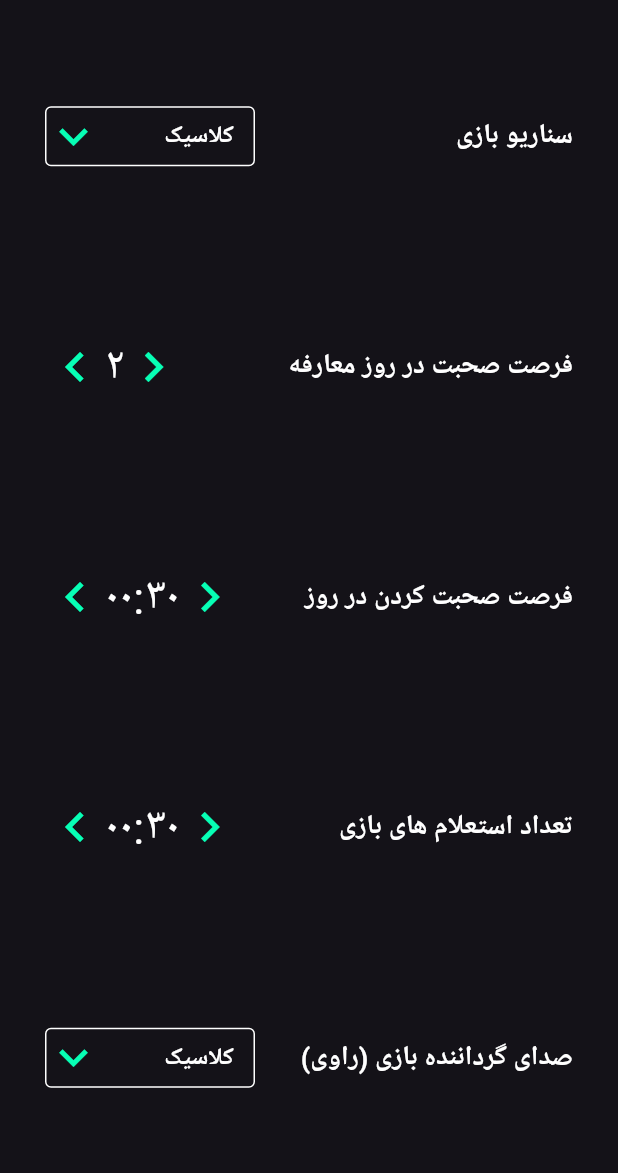
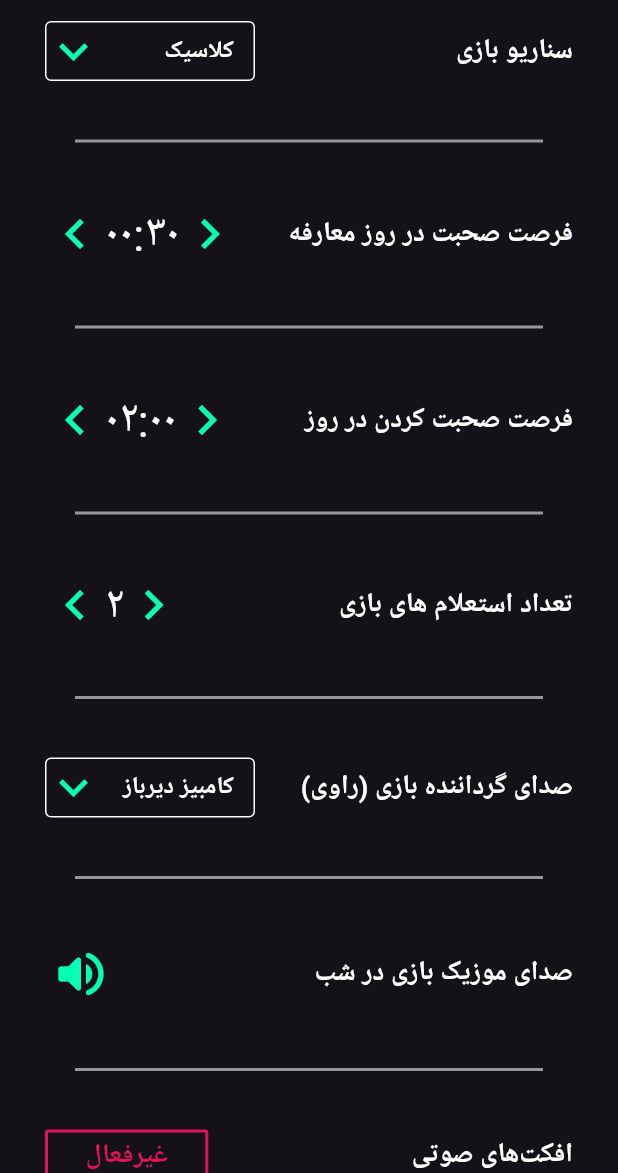
Before and after one commit to MHMDHSiN83/mafia_killer, a Flutter app: the GameSettingsPage screen opened by its route, on a phone screen of 412 x 824 dp, the part 63-1236 px from its top. Run offline on Flutter 3.47's test engine with Material 3 defaults, Android fonts, the light colour scheme and no system bars.

Commit message:
develop content of game-settings-page

```diff
--- a/lib/components/dropdownbox.dart
+++ b/lib/components/dropdownbox.dart
@@ -1,8 +1,8 @@
 import 'package:flutter/material.dart';
 
 class DropdownBox extends StatefulWidget {
-  DropdownBox(
-      {super.key,
+  DropdownBox({
+    super.key,
     required this.options,
     required this.onSelect,
     required this.selectedItem,
@@ -25,7 +25,8 @@ class _DropdownBoxState extends State<DropdownBox> {
       height: 40,
       child: DropdownButtonFormField<String>(
         value: widget.selectedItem,
-        onChanged: (String? selectedItem) => widget.onSelect(selectedItem, widget.varName),
+        onChanged: (String? selectedItem) =>
+            widget.onSelect(selectedItem, widget.varName),
         isExpanded: true,
         dropdownColor: Color(0xFF382E2E),
         decoration: const InputDecoration(
@@ -50,7 +51,9 @@ class _DropdownBoxState extends State<DropdownBox> {
               style: TextStyle(
                 color: Colors.white,
                 fontWeight: FontWeight.bold,
-                  fontSize: 16),
+                overflow: TextOverflow.ellipsis,
+                fontSize: 16,
+              ),
             ),
           );
         }).toList(),
--- /dev/null
+++ b/lib/components/my_divider.dart
@@ -0,0 +1,16 @@
+import 'package:flutter/material.dart';
+
+class MyDivider extends StatelessWidget {
+  const MyDivider({super.key});
+
+  @override
+  Widget build(BuildContext context) {
+    return const Divider(
+      height: 80,
+      thickness: 2,
+      indent: 20,
+      endIndent: 20,
+      color: Color(0xFF979797),
+    );
+  }
+}
--- a/lib/models/app_handler.dart
+++ b/lib/models/app_handler.dart
@@ -5,7 +5,31 @@ class AppHandler extends ChangeNotifier {
   // players page stuff
   List<Player> participants = [];
   List<Player> players = [Player('محمد'), Player('mamad'), Player('amin')];
-  List<String> scenarios = <String>['کلاسیک', 'پدرخوانده'];
+  List<String> _scenarios = <String>[
+    'کلاسیک',
+    'پدرخوانده',
+  ];
+  List<String> get scenarios => _scenarios;
+
+  List<String> _narrators = <String>[
+    'کامبیز دیرباز',
+    'محمدرضا علیمردانی',
+  ];
+  List<String> get narrators => _narrators;
+
+  Map<String, dynamic> _gameSettings = {
+    'scenario': 'کلاسیک',
+    'introTime': '00:30',
+    'mainSpeakTime': '02:00',
+    'inquiry': '2',
+    'narrator': 'کامبیز دیرباز',
+    'playMusic': true,
+    'soundEffect': true,
+  };
+  Map<String, dynamic> get gameSettings => _gameSettings;
+
+  bool playMusic = true;
+  String a = '2';
   void changePlayerStatus(Player player) {
     player.changeStatus();
     notifyListeners();
--- a/lib/pages/game_settings_page.dart
+++ b/lib/pages/game_settings_page.dart
@@ -1,4 +1,5 @@
 import 'package:flutter/material.dart';
+import 'package:mafia_killer/components/my_divider.dart';
 import 'package:mafia_killer/components/row_counterbox.dart';
 import 'package:mafia_killer/components/row_dropdownbox.dart';
 import 'package:mafia_killer/models/app_handler.dart';
@@ -12,33 +13,41 @@ class GameSettingsPage extends StatefulWidget {
 }
 
 class _GameSettingsPageState extends State<GameSettingsPage> {
-  var games = {'number1': 'کلاسیک', 'number2': '2', 'number3': '00:30'};
+  Map<String, dynamic> gameSettings = {};
+  AppHandler handler = AppHandler();
+  @override
+  void initState() {
+    AppHandler handler = context.read<AppHandler>();
+    gameSettings = handler.gameSettings;
+    super.initState();
+  }
 
   void _onItemSelected(String? selectedItem, String varName) {
     setState(() {
-      games[varName] = selectedItem!;
+      gameSettings[varName] = selectedItem!;
     });
   }
 
   void _increaseNumber(bool isTimer, String varName) {
     setState(() {
       if (isTimer) {
-        final List<String> splitted = games[varName]!.split(':');
+        final List<String> splitted = gameSettings[varName]!.split(':');
         int minutes = int.parse(splitted[0]);
         int seconds = int.parse(splitted[1]);
         if (minutes >= 9 && seconds >= 50) {
           return;
         }
         if (seconds >= 50) {
-          games[varName] = '0${minutes + 1}:00';
+          gameSettings[varName] = '0${minutes + 1}:00';
         } else {
-          games[varName] = '0$minutes:${seconds + 10}';
+          gameSettings[varName] = '0$minutes:${seconds + 10}';
         }
       } else {
-        if (games[varName] == '9') {
+        if (gameSettings[varName] == '9') {
           return;
         }
-        games[varName] = (int.parse(games[varName]!) + 1).toString();
+        gameSettings[varName] =
+            (int.parse(gameSettings[varName]!) + 1).toString();
       }
     });
   }
@@ -46,24 +55,25 @@ class _GameSettingsPageState extends State<GameSettingsPage> {
   void _decreaseNumber(bool isTimer, String varName) {
     setState(() {
       if (isTimer) {
-        final List<String> splitted = games[varName]!.split(':');
+        final List<String> splitted = gameSettings[varName]!.split(':');
         int minutes = int.parse(splitted[0]);
         int seconds = int.parse(splitted[1]);
         if (minutes <= 0 && seconds <= 10) {
           return;
         }
         if (seconds <= 0) {
-          games[varName] = '0${minutes - 1}:50';
+          gameSettings[varName] = '0${minutes - 1}:50';
         } else if (seconds <= 10) {
-          games[varName] = '0$minutes:${seconds - 10}0';
+          gameSettings[varName] = '0$minutes:${seconds - 10}0';
         } else {
-          games[varName] = '0$minutes:${seconds - 10}';
+          gameSettings[varName] = '0$minutes:${seconds - 10}';
         }
       } else {
-        if (games[varName] == '0') {
+        if (gameSettings[varName] == '0') {
           return;
         }
-        games[varName] = (int.parse(games[varName]!) - 1).toString();
+        gameSettings[varName] =
+            (int.parse(gameSettings[varName]!) - 1).toString();
       }
     });
   }
@@ -78,58 +88,120 @@ class _GameSettingsPageState extends State<GameSettingsPage> {
       ),
       body: Padding(
         padding: const EdgeInsets.symmetric(horizontal: 30),
-        child: Column(
+        child: ListView(
           children: [
-            Expanded(
-              flex: 1,
-              child: RowDropdownBox(
+            RowDropdownBox(
               title: 'سناریو بازی',
-                options: context.watch<AppHandler>().scenarios,
+              options: handler.scenarios,
               onSelect: _onItemSelected,
-                varName: 'number1',
+              varName: 'scenario',
             ),
-            ),
-            Expanded(
-              flex: 1,
-              child: RowCounterBox(
+            const MyDivider(),
+            RowCounterBox(
               title: 'فرصت صحبت در روز معارفه',
               increaseNumber: _increaseNumber,
               decreaseNumber: _decreaseNumber,
-                number: games['number2']!,
+              number: gameSettings['introTime']!,
               isTimer: true,
-                varName: 'number2',
+              varName: 'introTime',
             ),
-            ),
-            Expanded(
-              flex: 1,
-              child: RowCounterBox(
+            const MyDivider(),
+            RowCounterBox(
               title: 'فرصت صحبت کردن در روز',
               increaseNumber: _increaseNumber,
               decreaseNumber: _decreaseNumber,
-                number: games['number3']!,
+              number: gameSettings['mainSpeakTime']!,
               isTimer: true,
-                varName: 'number3',
+              varName: 'mainSpeakTime',
             ),
-            ),
-            Expanded(
-              flex: 1,
-              child: RowCounterBox(
+            const MyDivider(),
+            RowCounterBox(
               title: 'تعداد استعلام های بازی',
               increaseNumber: _increaseNumber,
               decreaseNumber: _decreaseNumber,
-                number: games['number3']!,
-                isTimer: true,
-                varName: 'number4',
+              number: gameSettings['inquiry']!,
+              isTimer: false,
+              varName: 'inquiry',
+            ),
+            const MyDivider(),
+            RowDropdownBox(
+              title: 'صدای گرداننده بازی (راوی)',
+              options: handler.narrators,
+              onSelect: _onItemSelected,
+              varName: 'narrator',
+            ),
+            const MyDivider(),
+            Row(
+              mainAxisAlignment: MainAxisAlignment.spaceBetween,
+              children: [
+                Text(
+                  'صدای موزیک بازی در شب',
+                  style: TextStyle(
+                    color: Colors.white,
+                    fontWeight: FontWeight.bold,
+                    fontSize: 18,
                   ),
                 ),
-            Expanded(
-              flex: 1,
-              child: RowDropdownBox(
-                title: 'صدای گرداننده بازی (راوی)',
-                options: context.watch<AppHandler>().scenarios,
-                onSelect: _onItemSelected,
-                varName: 'number1',
+                IconButton(
+                    onPressed: () {
+                      setState(() {
+                        gameSettings['playMusic'] = !gameSettings['playMusic'];
+                      });
+                    },
+                    padding: EdgeInsets.zero,
+                    icon: Icon(
+                      gameSettings['playMusic']
+                          ? Icons.volume_up_rounded
+                          : Icons.volume_off_rounded,
+                      size: 40,
+                      color: gameSettings['playMusic']
+                          ? Color(0xFF07FFB5)
+                          : Color(0xFFE01357),
+                    )),
+              ],
             ),
+            const MyDivider(),
+            Row(
+              mainAxisAlignment: MainAxisAlignment.spaceBetween,
+              children: [
+                Text(
+                  'افکت‌های صوتی',
+                  style: TextStyle(
+                    color: Colors.white,
+                    fontWeight: FontWeight.bold,
+                    fontSize: 18,
+                  ),
+                ),
+                GestureDetector(
+                  onTap: () {
+                    setState(() {
+                      gameSettings['soundEffect'] =
+                          !gameSettings['soundEffect'];
+                    });
+                  },
+                  child: Container(
+                    padding: EdgeInsets.symmetric(horizontal: 25, vertical: 2),
+                    decoration: BoxDecoration(
+                        border: Border.all(
+                          color: gameSettings['soundEffect']
+                              ? Color(0xFFE01357)
+                              : Color(0xFF07FFB5),
+                          width: 2,
+                        ),
+                        borderRadius: BorderRadius.circular(2)),
+                    child: Text(
+                      gameSettings['soundEffect'] ? "غیرفعال" : "فعال",
+                      style: TextStyle(
+                        color: gameSettings['soundEffect']
+                            ? Color(0xFFE01357)
+                            : Color(0xFF07FFB5),
+                        fontSize: 18,
+                        fontWeight: FontWeight.bold,
+                      ),
+                    ),
+                  ),
+                ),
+              ],
             ),
           ],
         ),
```
Lines whose indentation alone changed are shown as unchanged.
